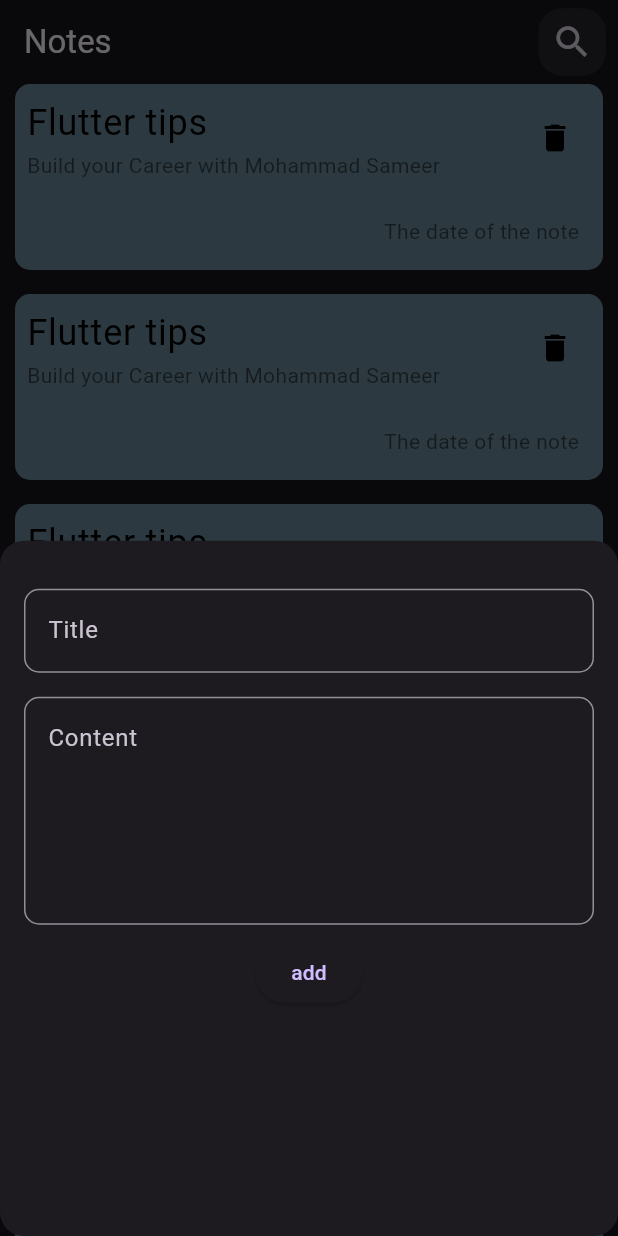
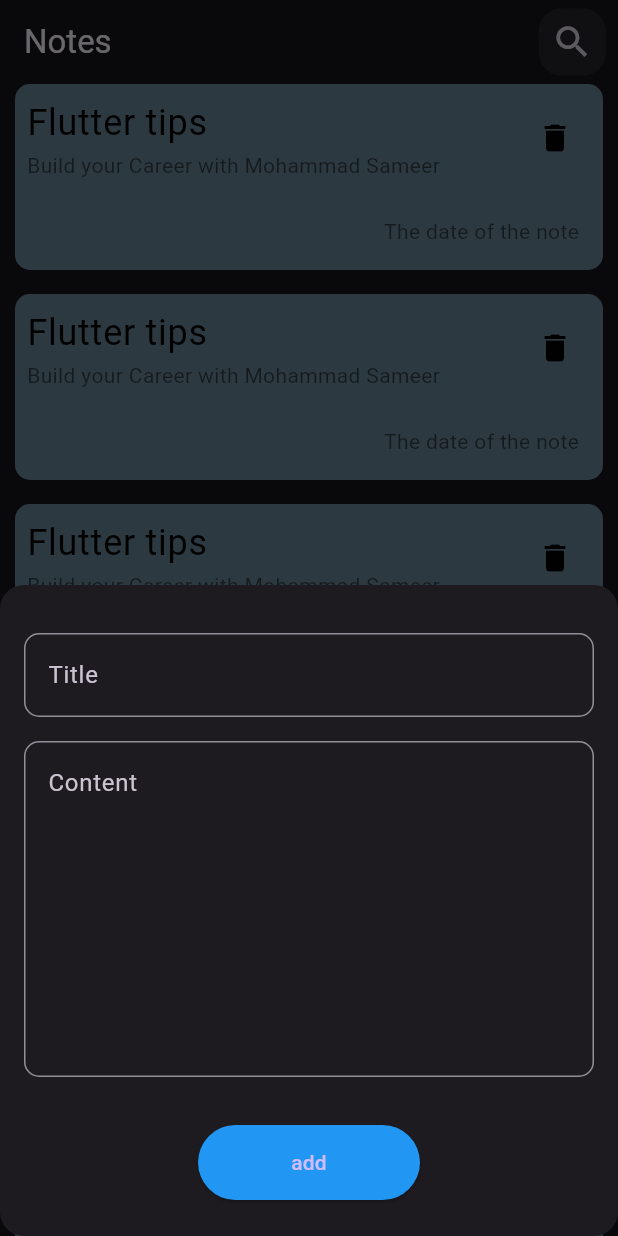
Before and after one commit to 1MH-s/notes_app, a Flutter app: the screen it shows after launch, after a tap on the "add" icon, on a phone screen of 412 x 824 dp. Run offline on Flutter 3.47's test engine with Material 3 defaults, Android fonts, the phone set to English and light mode, and no system bars.

Commit message:
finished add_note_view.dart

```diff
--- /dev/null
+++ b/lib/views/widgets/add_note_view.dart
@@ -0,0 +1,33 @@
+//Flutter:|||||||||||||
+import 'package:flutter/material.dart';
+
+//Widgets:|||||||||||||||||||||||||||||
+import 'package:notes_app/views/widgets/custom_text_field.dart';
+import 'package:notes_app/views/widgets/custom_elevated_button.dart';
+
+class AddNoteView extends StatelessWidget {
+  const AddNoteView({
+    super.key,
+  });
+
+  @override
+  Widget build(BuildContext context) {
+    return const SingleChildScrollView(
+      child: Column(
+        children: [
+          SizedBox(height: 24),
+          CustomTextField(
+            hintText: "Title",
+          ),
+          CustomTextField(
+            hintText: "Content",
+            maxLines: 8,
+          ),
+          SizedBox(height: 24),
+          CustomElevatedButton(),
+          SizedBox(height: 24),
+        ],
+      ),
+    );
+  }
+}
--- /dev/null
+++ b/lib/views/widgets/custom_elevated_button.dart
@@ -0,0 +1,23 @@
+import 'package:flutter/material.dart';
+
+class CustomElevatedButton extends StatelessWidget {
+  const CustomElevatedButton({
+    super.key,
+  });
+
+  @override
+  Widget build(BuildContext context) {
+    return ElevatedButton(
+      style: const ButtonStyle(
+        backgroundColor: WidgetStatePropertyAll(Colors.blue),
+      ),
+      autofocus: true,
+      onPressed: () {},
+      child: const SizedBox(
+        width: 100,
+        height: 50,
+        child: Center(child: Text("add")),
+      ),
+    );
+  }
+}
--- a/lib/views/widgets/custom_floating_action_button.dart
+++ b/lib/views/widgets/custom_floating_action_button.dart
@@ -2,7 +2,7 @@
 import 'package:flutter/material.dart';
 
 //Widgets:|||||||||||||||||||||||||||||
-import 'package:notes_app/views/widgets/custom_text_field.dart';
+import 'package:notes_app/views/widgets/add_note_view.dart';
 
 class CustomFloatingActionButton extends StatelessWidget {
   const CustomFloatingActionButton({
@@ -26,26 +26,3 @@ class CustomFloatingActionButton extends StatelessWidget {
     );
   }
 }
-
-class AddNoteView extends StatelessWidget {
-  const AddNoteView({
-    super.key,
-  });
-
-  @override
-  Widget build(BuildContext context) {
-    return Column(
-      children: [
-        SizedBox(height: 24),
-        const CustomTextField(
-          hintText: "Title",
-        ),
-        const CustomTextField(
-          hintText: "Content",
-          maxLines: 5,
-        ),
-        ElevatedButton(onPressed: () {}, child: const Text("add")),
-      ],
-    );
-  }
-}
--- a/lib/views/widgets/notes_view_body.dart
+++ b/lib/views/widgets/notes_view_body.dart
@@ -1,7 +1,7 @@
-//Flutter:
+//Flutter:||||||||||||||
 import 'package:flutter/material.dart';
 
-//Widgets:
+//Widgets:||||||||||||||||||||||||||||||
 import 'package:notes_app/views/widgets/notes_view_list.dart';
 
 class NotesViewBody extends StatelessWidget {
--- a/lib/views/widgets/notes_view_list.dart
+++ b/lib/views/widgets/notes_view_list.dart
@@ -1,7 +1,7 @@
-//Flutter:
+//Flutter:|||||||||||||
 import 'package:flutter/material.dart';
 
-//Widgets:
+//Widgets:||||||||||||||||||||||
 import 'package:notes_app/views/widgets/note_item.dart';
 
 class NotesListView extends StatelessWidget {
```
